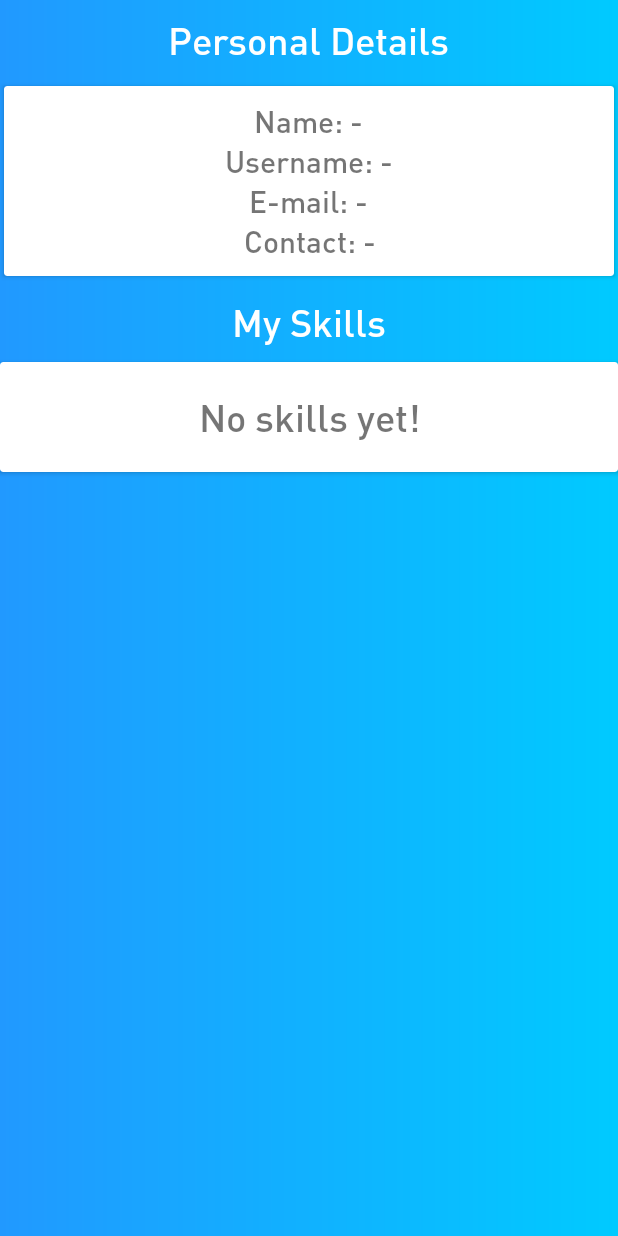
After one commit to yashvardhan-kukreja/E-Guide-Android, an Android app: the layout fragment_teacher_profile.xml on its own in the app's theme, with its tools: preview values and no code run, on a phone screen of 412 x 824 dp. The commit adds this screen. Run offline under Robolectric (Android 15) with nearby library versions, the phone set to English and light mode, and no system bars.

Commit message:
Teacher profile done

```diff
--- a/app/src/main/java/com/eguide/yash1300/e_guide/Activities/LoginActivity.java
+++ b/app/src/main/java/com/eguide/yash1300/e_guide/Activities/LoginActivity.java
@@ -10,10 +10,9 @@ import android.widget.Button;
 import android.widget.EditText;
 import android.widget.RadioButton;
 import android.widget.RadioGroup;
-import android.widget.Toast;
 
 import com.eguide.yash1300.e_guide.Listeners.LoginResultListener;
-import com.eguide.yash1300.e_guide.NetworkManager;
+import com.eguide.yash1300.e_guide.Utils.NetworkManager;
 import com.eguide.yash1300.e_guide.R;
 
 public class LoginActivity extends AppCompatActivity {
--- a/app/src/main/java/com/eguide/yash1300/e_guide/Fragments/SignUpDetailsFragment.java
+++ b/app/src/main/java/com/eguide/yash1300/e_guide/Fragments/SignUpDetailsFragment.java
@@ -18,7 +18,7 @@ import android.widget.RadioGroup;
 
 import com.eguide.yash1300.e_guide.Activities.LoginActivity;
 import com.eguide.yash1300.e_guide.Listeners.RegisterListener;
-import com.eguide.yash1300.e_guide.NetworkManager;
+import com.eguide.yash1300.e_guide.Utils.NetworkManager;
 import com.eguide.yash1300.e_guide.R;
 
 @SuppressLint("ValidFragment")
--- a/app/src/main/java/com/eguide/yash1300/e_guide/Fragments/TeacherHomeFavStudentsFragment.java
+++ b/app/src/main/java/com/eguide/yash1300/e_guide/Fragments/TeacherHomeFavStudentsFragment.java
@@ -2,5 +2,10 @@ package com.eguide.yash1300.e_guide.Fragments;
 
 import android.support.v4.app.Fragment;
 
+import com.eguide.yash1300.e_guide.Models.TeacherModel;
+
 public class TeacherHomeFavStudentsFragment extends Fragment {
+
+    TeacherModel model;
+
 }
--- a/app/src/main/java/com/eguide/yash1300/e_guide/GlobalConstants.java
+++ b/app/src/main/java/com/eguide/yash1300/e_guide/Utils/GlobalConstants.java
@@ -1,4 +1,4 @@
-package com.eguide.yash1300.e_guide;
+package com.eguide.yash1300.e_guide.Utils;
 
 public class GlobalConstants {
 
--- a/app/src/main/java/com/eguide/yash1300/e_guide/NetworkManager.java
+++ b/app/src/main/java/com/eguide/yash1300/e_guide/Utils/NetworkManager.java
@@ -1,4 +1,4 @@
-package com.eguide.yash1300.e_guide;
+package com.eguide.yash1300.e_guide.Utils;
 
 import com.eguide.yash1300.e_guide.Listeners.LoginResultListener;
 import com.eguide.yash1300.e_guide.Listeners.RegisterListener;
--- /dev/null
+++ b/app/src/main/res/layout/fragment_teacher_profile.xml
@@ -0,0 +1,110 @@
+<?xml version="1.0" encoding="utf-8"?>
+<LinearLayout xmlns:android="http://schemas.android.com/apk/res/android"
+    xmlns:app="http://schemas.android.com/apk/res-auto"
+    android:orientation="vertical"
+    android:layout_width="match_parent"
+    android:background="@drawable/grad_bg"
+    android:layout_height="match_parent">
+
+    <TextView
+        android:layout_width="wrap_content"
+        android:layout_height="wrap_content"
+        android:layout_gravity="center_horizontal"
+        android:text="Personal Details"
+        android:textSize="25sp"
+        android:textColor="#FFFFFFFF"
+        android:layout_marginBottom="10dp"
+        android:layout_marginTop="10dp"
+        />
+
+    <android.support.v7.widget.CardView
+        android:layout_width="match_parent"
+        android:layout_height="wrap_content"
+        android:padding="16dp"
+        app:cardUseCompatPadding="true">
+
+        <LinearLayout
+            android:layout_width="match_parent"
+            android:layout_height="wrap_content"
+            android:orientation="vertical">
+
+
+            <TextView
+                android:layout_width="wrap_content"
+                android:layout_height="wrap_content"
+                android:text="Name: -"
+                android:layout_marginTop="10dp"
+                android:textAlignment="center"
+                android:layout_gravity="center_horizontal"
+                android:textSize="20sp"
+                android:id="@+id/teacher_profile_name"/>
+            <TextView
+                android:layout_width="wrap_content"
+                android:layout_height="wrap_content"
+                android:textAlignment="center"
+                android:text="Username: -"
+                android:layout_gravity="center_horizontal"
+                android:textSize="20sp"
+                android:id="@+id/teacher_profile_username"/>
+            <TextView
+                android:layout_width="wrap_content"
+                android:layout_height="wrap_content"
+                android:text="E-mail: -"
+                android:textAlignment="center"
+                android:layout_gravity="center_horizontal"
+                android:textSize="20sp"
+                android:id="@+id/teacher_profile_email"/>
+            <TextView
+                android:layout_width="wrap_content"
+                android:layout_height="wrap_content"
+                android:text="Contact: -"
+                android:textAlignment="center"
+                android:layout_marginBottom="10dp"
+                android:layout_gravity="center_horizontal"
+                android:textSize="20sp"
+                android:id="@+id/teacher_profile_contact"/>
+
+        </LinearLayout>
+
+    </android.support.v7.widget.CardView>
+
+    <TextView
+        android:layout_width="wrap_content"
+        android:layout_height="wrap_content"
+        android:layout_gravity="center_horizontal"
+        android:text="My Skills"
+        android:textSize="25sp"
+        android:textColor="#FFFFFFFF"
+        android:layout_marginBottom="10dp"
+        android:layout_marginTop="10dp"
+        />
+
+    <android.support.v7.widget.CardView
+        android:layout_width="match_parent"
+        android:layout_height="wrap_content">
+
+        <FrameLayout
+            android:layout_width="match_parent"
+            android:layout_height="match_parent">
+
+            <ListView
+                android:layout_width="match_parent"
+                android:layout_height="wrap_content"
+                android:id="@+id/teacher_profile_skills">
+            </ListView>
+
+            <TextView
+                android:layout_width="wrap_content"
+                android:layout_height="wrap_content"
+                android:textSize="25sp"
+                android:id="@+id/teacher_profile_no_skills_yet"
+                android:textAlignment="center"
+                android:text="No skills yet!"
+                android:layout_gravity="center"
+                android:layout_margin="20dp"/>
+        </FrameLayout>
+
+    </android.support.v7.widget.CardView>
+
+
+</LinearLayout>
```
Also changed, not shown: app/src/main/java/com/eguide/yash1300/e_guide/Activities/SplashScreenActivity.java (+14 -1 lines), app/src/main/java/com/eguide/yash1300/e_guide/Activities/TeacherHomeActivity.java (+43 -4 lines), app/src/main/java/com/eguide/yash1300/e_guide/Fragments/TeacherHomeProfileFragment.java (+56 -0 lines).
